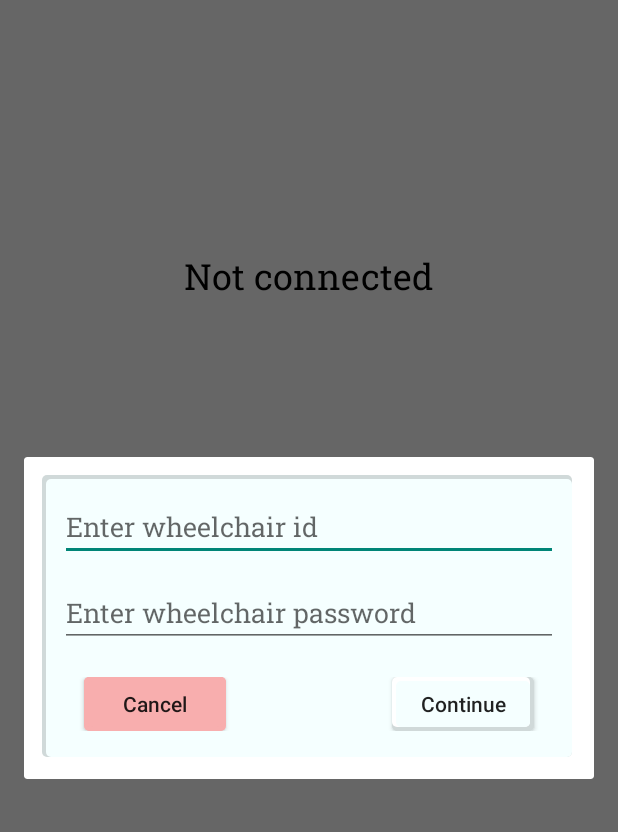
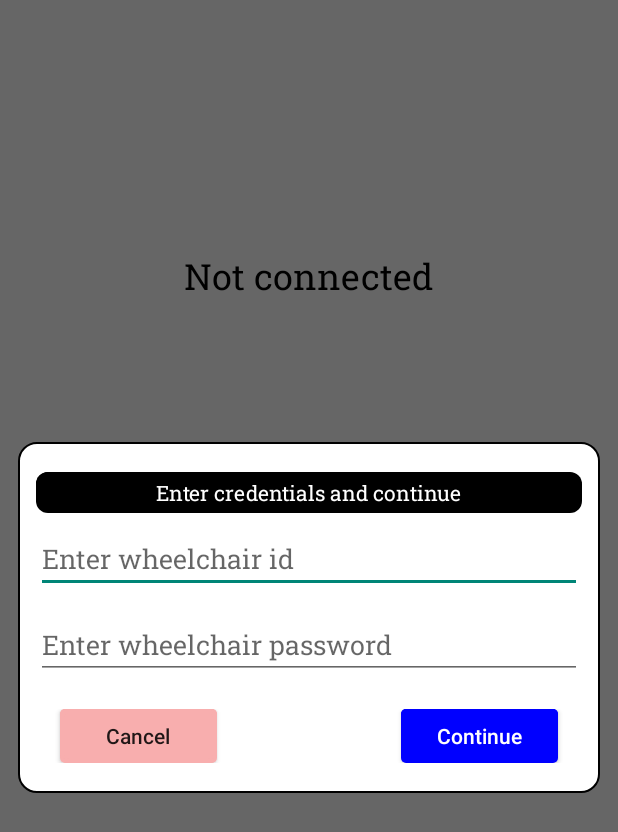
Before and after one commit to abusaeed2433/WheelController, an Android app: the screen it shows after launch (MainActivity), after a tap on "Connect", on a phone screen of 412 x 824 dp. Shown: the top 832 px of the screen. Run offline under Robolectric (Android 15) with nearby library versions, the phone set to English and light mode, and no system bars; our stand-ins replace Firebase (no records; nobody signed in at launch, a user with empty details on screens opened directly); libraries missing offline, so code that uses them is left out: com.google.android.exoplayer2; plain views replace PlayerView; 2 statements that could not run were skipped.

Commit message:
base again

```diff
--- a/app/src/main/java/com/example/wheelcontroller/MainActivity.java
+++ b/app/src/main/java/com/example/wheelcontroller/MainActivity.java
@@ -13,6 +13,7 @@ import androidx.appcompat.app.AppCompatActivity;
 
 import android.animation.ObjectAnimator;
 import android.app.Dialog;
+import android.graphics.drawable.ColorDrawable;
 import android.net.Uri;
 import android.os.Bundle;
 import android.view.View;
@@ -21,11 +22,14 @@ import android.view.Window;
 import android.widget.Button;
 import android.widget.EditText;
 import android.widget.ImageView;
+import android.widget.ProgressBar;
+import android.widget.TextView;
 
 import com.example.wheelcontroller.classes.DataSaver;
 import com.example.wheelcontroller.classes.Utility;
 import com.example.wheelcontroller.databinding.ActivityMainBinding;
 import com.example.wheelcontroller.enums.Command;
+import com.example.wheelcontroller.listener.CommandListener;
 import com.example.wheelcontroller.listener.DatabaseListener;
 import com.google.android.exoplayer2.MediaItem;
 import com.google.android.exoplayer2.Player;
@@ -86,14 +90,14 @@ public class MainActivity extends AppCompatActivity {
         // video player
         ivPlayPause.setOnClickListener((View v)->{
             if(simpleExoPlayer.isPlaying()){
+                simpleExoPlayer.setPlayWhenReady(false);
                 ivPlayPause.setImageResource(R.drawable.ic_video_play_circle_filled_24);
                 binding.tvStartStop.setText(getString(R.string.start));
-                simpleExoPlayer.setPlayWhenReady(false);
             }
             else{
+                simpleExoPlayer.setPlayWhenReady(true);
                 ivPlayPause.setImageResource(R.drawable.ic_video_pause_24);
                 binding.tvStartStop.setText(getString(R.string.stop));
-                simpleExoPlayer.setPlayWhenReady(true);
             }
 
         });
@@ -155,7 +159,6 @@ public class MainActivity extends AppCompatActivity {
 
         updateBackground(toExecute);
 
-
         showOrHideProgress(true);
         saveCommand(toExecute, error -> {
             showOrHideProgress(false);
@@ -166,7 +169,7 @@ public class MainActivity extends AppCompatActivity {
 
     }
 
-    private void saveCommand(Command command,DatabaseListener listener){
+    private void saveCommand(Command command, CommandListener listener){
         String id = DataSaver.getInstance(this).getId();
 
 
@@ -214,15 +217,16 @@ public class MainActivity extends AppCompatActivity {
     private void switchPowerMode() {
         if(isProcessing) return;
 
-        binding.myProgress.startProgress();
-        showOrHideProgress(true);
         if (isConnected) { // will disconnect
+            binding.myProgress.startProgress();
             binding.ivPower.setImageResource(R.drawable.baseline_power_settings_new_24);
 
+            showOrHideProgress(true);
             // disconnect function
             showOrHideProgress(false);
 
             binding.tvConnectionStatus.setText(getString(R.string.not_connected));
+
             binding.myProgress.hideView();
             prevCommand = SHUT_DOWN;
             isConnected = false;
@@ -232,19 +236,22 @@ public class MainActivity extends AppCompatActivity {
                 takeInputAndContinue();
             }
             else {
+                binding.myProgress.startProgress();
                 showOrHideProgress(true);
+
                 String id = DataSaver.getInstance(this).getId();
                 String pass = DataSaver.getInstance(this).getMyPass();
-                checkIDPass(id, pass, error -> {
-                    binding.myProgress.resetProgress();
-                    hideConnectionView(true);
+
+                checkIDPass(id, pass, (error,name) -> {
                     showOrHideProgress(false);
 
                     if(error == null){ // successful
+                        binding.myProgress.resetProgress();
+                        hideConnectionView(true);
                         binding.tvConnectionStatus.setText(getString(R.string.connected));
                         Utility.showSafeToast(this,"Login successful");
                         binding.ivPower.setImageResource(R.drawable.baseline_power_active_settings_new_24);
-                        DataSaver.getInstance(this).saveIdPass(id,pass);
+                        DataSaver.getInstance(this).saveIdPass(id,pass,name);
                         prevCommand = CONNECT;
                     }
                     else{
@@ -268,44 +275,61 @@ public class MainActivity extends AppCompatActivity {
         Window window = dialog.getWindow();
         if(window != null){
             window.setLayout(ViewGroup.LayoutParams.MATCH_PARENT, ViewGroup.LayoutParams.WRAP_CONTENT);
+            window.setWindowAnimations(R.style.dialogAnimation);
+            window.setBackgroundDrawable(new ColorDrawable(0));
         }
 
-        EditText editTextID, editTextPass;
+        ProgressBar progressBar = dialog.findViewById(R.id.progressBarDialog);
+        TextView tvMessage = dialog.findViewById(R.id.tvMessageDialog);
 
-        editTextID = dialog.findViewById(R.id.editTextID);
-        editTextPass = dialog.findViewById(R.id.editTextPass);
+        EditText editTextID = dialog.findViewById(R.id.editTextID);
+        EditText editTextPass = dialog.findViewById(R.id.editTextPass);
 
         Button buttonCancel = dialog.findViewById(R.id.buttonCancel);
         Button buttonContinue = dialog.findViewById(R.id.buttonContinue);
 
-        buttonCancel.setOnClickListener(view -> {
-            showOrHideProgress(false);
-            dialog.dismiss();
-        });
+        boolean[] isProcessing = {false};
+
+        buttonCancel.setOnClickListener(view -> dialog.dismiss());
 
         buttonContinue.setOnClickListener(view -> {
+
+            if(isProcessing[0]) return;
+
             String id = String.valueOf(editTextID.getText()).trim();
             String pass = String.valueOf(editTextPass.getText()).trim();
             if(id.isEmpty() || pass.isEmpty()) return;
 
+            isProcessing[0] = true;
             showOrHideProgress(true);
-            dialog.dismiss();
-            checkIDPass(id, pass, error -> {
+            progressBar.setVisibility(View.VISIBLE);
+            binding.tvID.setText(getString(R.string.logging_in));
+
+            checkIDPass(id, pass, (error,name) -> {
+                isProcessing[0] = false;
+
                 showOrHideProgress(false);
-                binding.myProgress.resetProgress();
-                hideConnectionView(true);
+                isConnected = (error == null);
 
                 if(error == null){ // successful
+
+                    dialog.dismiss();
+
+                    binding.myProgress.resetProgress();
+                    hideConnectionView(true);
                     binding.tvConnectionStatus.setText(getString(R.string.connected));
+
                     Utility.showSafeToast(this,"Login successful");
+
                     binding.ivPower.setImageResource(R.drawable.baseline_power_active_settings_new_24);
-                    DataSaver.getInstance(this).saveIdPass(id,pass);
+                    DataSaver.getInstance(this).saveIdPass(id,pass,name);
                     prevCommand = CONNECT;
                 }
                 else{
-                    Utility.showSafeToast(this,error);
+                    progressBar.setVisibility(View.INVISIBLE);
+                    tvMessage.setText(error);
                 }
-                isConnected = (error == null);
+
             });
         });
 
@@ -315,28 +339,30 @@ public class MainActivity extends AppCompatActivity {
     }
 
     private void checkIDPass(String id, String pass, DatabaseListener listener){
-        DatabaseReference ref = FirebaseDatabase.getInstance().getReference().child("commands").child(id);
+        DatabaseReference ref = FirebaseDatabase.getInstance().getReference().child("users").child(id);
         ref.addListenerForSingleValueEvent(new ValueEventListener() {
             @Override
             public void onDataChange(@NonNull DataSnapshot snapshot) {
                 String originalPass = null;
+                String name = null;
                 if(snapshot.exists()){
-                    originalPass = String.valueOf(snapshot.child("pass").getValue());
+                    originalPass = String.valueOf(snapshot.child("password").getValue());
+                    name = String.valueOf(snapshot.child("name").getValue());
                 }
 
                 if(pass.equals(originalPass)){
-                    listener.onProcessDone(null);
+                    listener.onProcessDone(null,name);
                     binding.tvID.setText(id);
                 }
                 else{
-                    listener.onProcessDone("Wrong password. Re-enter again");
+                    listener.onProcessDone("Wrong password. Re-enter again",null);
                     DataSaver.getInstance(MainActivity.this).clearIdPass();
                 }
             }
 
             @Override
             public void onCancelled(@NonNull DatabaseError error) {
-                listener.onProcessDone(error.getMessage());
+                listener.onProcessDone(error.getMessage(),null);
             }
         });
 
@@ -375,4 +401,5 @@ public class MainActivity extends AppCompatActivity {
         super.onDestroy();
         simpleExoPlayer.release();
     }
+
 }
--- /dev/null
+++ b/app/src/main/java/com/example/wheelcontroller/listener/CommandListener.java
@@ -0,0 +1,5 @@
+package com.example.wheelcontroller.listener;
+
+public interface CommandListener {
+    void onProcessDone(String error);
+}
--- a/app/src/main/java/com/example/wheelcontroller/listener/DatabaseListener.java
+++ b/app/src/main/java/com/example/wheelcontroller/listener/DatabaseListener.java
@@ -1,5 +1,5 @@
 package com.example.wheelcontroller.listener;
 
 public interface DatabaseListener {
-    void onProcessDone(String error);
+    void onProcessDone(String error,String name);
 }
--- /dev/null
+++ b/app/src/main/res/drawable/dialog_background.xml
@@ -0,0 +1,10 @@
+<?xml version="1.0" encoding="utf-8"?>
+<shape xmlns:android="http://schemas.android.com/apk/res/android"
+    android:shape="rectangle" >
+
+    <solid android:color="@color/neu_top_left_main"/>
+    <corners android:radius="12dp" />
+    <stroke android:color="@color/black"
+        android:width="1dp"/>
+
+</shape>
--- a/app/src/main/res/layout/id_pass_taker_layout.xml
+++ b/app/src/main/res/layout/id_pass_taker_layout.xml
@@ -2,18 +2,53 @@
 <androidx.constraintlayout.widget.ConstraintLayout xmlns:android="http://schemas.android.com/apk/res/android"
     xmlns:app="http://schemas.android.com/apk/res-auto"
     android:layout_width="match_parent"
-    android:layout_height="wrap_content">
+    android:layout_height="wrap_content"
+    xmlns:tools="http://schemas.android.com/tools"
+    android:layout_margin="12dp"
+    android:padding="8dp"
+    android:background="@drawable/dialog_background">
 
     <LinearLayout
         android:layout_width="match_parent"
         android:layout_height="wrap_content"
-        android:padding="12dp"
-        android:layout_margin="12dp"
-        android:background="@drawable/shadow_back_down"
+        android:layout_marginTop="8dp"
+        android:padding="4dp"
         android:orientation="vertical"
         app:layout_constraintBottom_toBottomOf="parent"
         app:layout_constraintStart_toStartOf="parent"
         app:layout_constraintTop_toTopOf="parent">
+
+        <androidx.constraintlayout.widget.ConstraintLayout
+            android:layout_width="match_parent"
+            android:layout_height="wrap_content"
+            android:layout_marginBottom="8dp"
+            android:padding="4dp"
+            android:background="@drawable/video_view_background" >
+
+            <ProgressBar
+                android:id="@+id/progressBarDialog"
+                android:visibility="invisible"
+                style="?android:attr/progressBarStyleSmall"
+                android:layout_width="wrap_content"
+                android:layout_height="wrap_content"
+                android:backgroundTint="@color/white"
+                app:layout_constraintBottom_toBottomOf="parent"
+                app:layout_constraintStart_toStartOf="parent"
+                app:layout_constraintTop_toTopOf="parent" />
+
+            <TextView
+                android:id="@+id/tvMessageDialog"
+                android:layout_width="wrap_content"
+                android:layout_height="wrap_content"
+                android:textColor="@color/white"
+                android:textSize="14sp"
+                app:layout_constraintBottom_toBottomOf="parent"
+                app:layout_constraintEnd_toEndOf="parent"
+                app:layout_constraintStart_toStartOf="parent"
+                app:layout_constraintTop_toTopOf="parent"
+                android:text="@string/enter_credentials_and_continue" />
+
+        </androidx.constraintlayout.widget.ConstraintLayout>
 
         <EditText
             android:id="@+id/editTextID"
@@ -64,6 +99,8 @@
                 android:textAllCaps="false"
                 android:layout_marginEnd="8dp"
                 android:background="@drawable/shadow_up_ripple"
+                android:backgroundTint="@color/blue"
+                android:textColor="@color/white"
                 android:text="@string/continue_"
                 app:layout_constraintBottom_toBottomOf="parent"
                 app:layout_constraintEnd_toEndOf="parent"
--- a/app/src/main/res/values/strings.xml
+++ b/app/src/main/res/values/strings.xml
@@ -20,4 +20,7 @@
     <string name="left">Left</string>
     <string name="top">Top</string>
     <string name="not_moving">Not moving</string>
+    <string name="enter_credentials_and_continue">Enter credentials and continue</string>
+    <string name="logging_in">Logging-in…</string>
+
 </resources>
--- a/app/src/main/res/values/themes.xml
+++ b/app/src/main/res/values/themes.xml
@@ -17,4 +17,9 @@
         <item name="fontFamily">@font/roboto_slab</item>
     </style>
 
+    <style name="dialogAnimation">
+        <item name="android:windowEnterAnimation">@anim/zoom_in</item>
+        <item name="android:windowExitAnimation">@anim/zoom_out</item>
+    </style>
+
 </resources>
```
Also changed, not shown: app/src/main/AndroidManifest.xml (+7 -10 lines), app/src/main/java/com/example/wheelcontroller/LoginActivity.java (added, +14 -0 lines), app/src/main/java/com/example/wheelcontroller/classes/DataSaver.java (+6 -1 lines), app/src/main/res/anim/zoom_in.xml (added, +12 -0 lines), app/src/main/res/anim/zoom_out.xml (added, +12 -0 lines), app/src/main/res/layout/activity_login.xml (added, +9 -0 lines).
